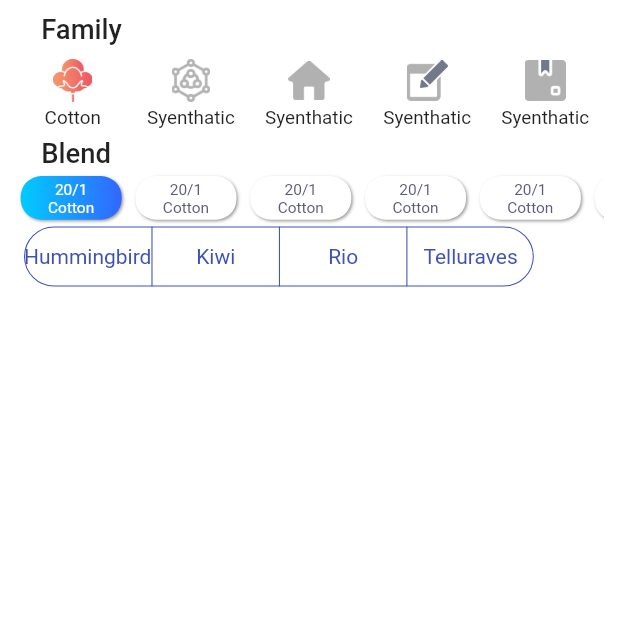
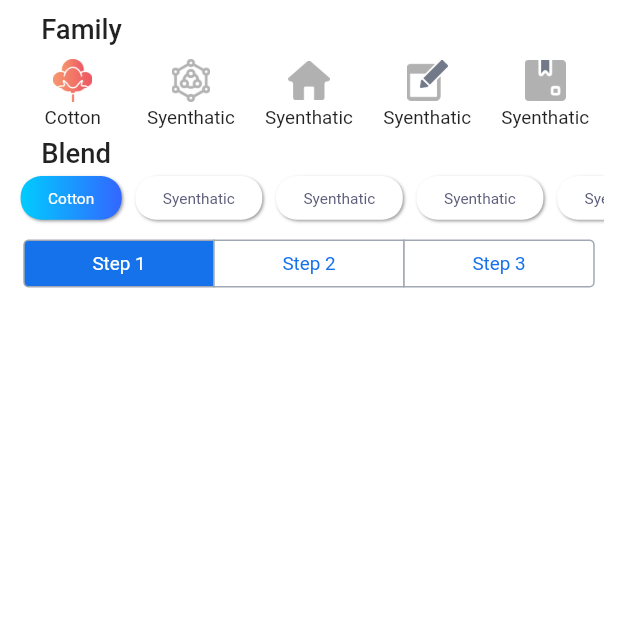
Before and after one commit to ibrarHussain87/ygapp, a Flutter app: the SpinningPostAdPage screen opened directly, on a phone screen of 412 x 824 dp, the top half of it. Run offline on Flutter 3.47's test engine with Material 2 defaults, Android fonts, the phone set to English and light mode, and no system bars; drawn by our look-alikes of material_segmented_control; our stand-ins replace flutter_rating_bar, flutter_screenutil, flutter_speed_dial.

Commit message:
Steps widget added

```diff
--- a/lib/pages/local_market_pages/fiber_page.dart
+++ b/lib/pages/local_market_pages/fiber_page.dart
@@ -23,12 +23,6 @@ class _FiberPageState extends State<FiberPage> {
   Widget build(BuildContext context) {
     return Scaffold(
       backgroundColor: Colors.white,
-      floatingActionButton: FloatingActionButton(
-        onPressed: () {
-
-        },
-        child: const Icon(Icons.add),
-      ),
       body: bodyContent(),
     );
   }
--- /dev/null
+++ b/lib/pages/post_ad_pages/component/specification_body.dart
@@ -0,0 +1,20 @@
+import 'package:flutter/cupertino.dart';
+import 'package:flutter/material.dart';
+import 'package:yg_app/model/response/family_data.dart';
+
+class SpecificationComponent extends StatefulWidget {
+
+  List<FamilyData>? listdata;
+
+  SpecificationComponent({Key? key,required this.listdata}) : super(key: key);
+
+  @override
+  _SpecificationComponentState createState() => _SpecificationComponentState();
+}
+
+class _SpecificationComponentState extends State<SpecificationComponent> {
+  @override
+  Widget build(BuildContext context) {
+    return Container();
+  }
+}
--- a/lib/pages/post_ad_pages/spinning_post_ad.dart
+++ b/lib/pages/post_ad_pages/spinning_post_ad.dart
@@ -1,12 +1,14 @@
 import 'package:flutter/cupertino.dart';
 import 'package:flutter/material.dart';
 import 'package:flutter_screenutil/flutter_screenutil.dart';
-import 'package:material_segmented_control/material_segmented_control.dart';
 import 'package:yg_app/model/response/family_data.dart';
-import 'package:yg_app/utils/colors.dart';
+import 'package:yg_app/pages/main_page.dart';
+import 'package:yg_app/pages/main_pages/home_page.dart';
 import 'package:yg_app/utils/images.dart';
 import 'package:yg_app/utils/strings.dart';
-
+import 'package:yg_app/widgets/grid_widget.dart';
+import 'package:yg_app/widgets/list_widget_colored.dart';
+import 'package:yg_app/widgets/steps_segments.dart';
 
 class SpinningPostAdPage extends StatefulWidget {
   const SpinningPostAdPage(
@@ -20,7 +22,8 @@ class SpinningPostAdPage extends StatefulWidget {
 }
 
 class _SpinningPostAdPageState extends State<SpinningPostAdPage> {
-  List<dynamic> familyList = <dynamic>[
+  Map<int,String> stepsMap = {1: 'Step 1', 2:'Step 2',3: 'Step 3'};
+  List<FamilyData> familyList = <FamilyData>[
     FamilyData(AppImages.cottonImage, AppImages.cottonGreyImage, 'Cotton'),
     FamilyData(
         AppImages.syentheticIcon, AppImages.syentheticGreyIcon, 'Syenthatic'),
@@ -29,15 +32,9 @@ class _SpinningPostAdPageState extends State<SpinningPostAdPage> {
     FamilyData(
         AppImages.ygServicesIcon, AppImages.ygServicesGreyIcon, 'Syenthatic')
   ];
-  int checkedIndex = 0;
-  int checkCardIndex = 0;
 
-  Map<int, Widget> _children = {
-    0: Text('Hummingbird'),
-    1: Text('Kiwi'),
-    2: Text('Rio'),
-    3: Text('Telluraves')
-  };
+
+
 
   @override
   Widget build(BuildContext context) {
@@ -66,14 +63,10 @@ class _SpinningPostAdPageState extends State<SpinningPostAdPage> {
               ),
               Padding(
                 padding: EdgeInsets.only(top: 8.w, left: 8.w, right: 8.w),
-                child: GridView.builder(
-                  physics: NeverScrollableScrollPhysics(),
-                  shrinkWrap: true,
-                  gridDelegate: SliverGridDelegateWithFixedCrossAxisCount(
-                      crossAxisCount: 5, childAspectRatio: 3 / 2),
-                  itemCount: familyList.length,
-                  itemBuilder: (context, index) {
-                    return buildGrid(index);
+                child: GridWidet(
+                  familyList: familyList,
+                  callback: (index) {
+                    print(familyList[index]);
                   },
                 ),
               ),
@@ -88,112 +81,34 @@ class _SpinningPostAdPageState extends State<SpinningPostAdPage> {
                 ),
               ),
               Padding(
-                padding: EdgeInsets.only(  left: 8.w, right: 8.w),
+                padding: EdgeInsets.only(left: 8.w, right: 8.w),
                 child: SizedBox(
                   height: 32.h,
-                  child: ListView.builder(
-                    itemCount: 10,
-                    shrinkWrap: true,
-                    scrollDirection: Axis.horizontal,
-                    itemBuilder: (context, index) {
-                      return buildCardTile(index);
-                    },
+                  child: ListViewWidgetColored(
+                    //just for dummy
+                    listItems: familyList,
+                    callback: (index) {},
                   ),
                 ),
               ),
-              MaterialSegmentedControl(children: _children)
+              Padding(
+                padding: EdgeInsets.only(top: 8.w),
+                child: PreferredSize(
+                  preferredSize: Size(double.maxFinite, 48),
+                  child: Row(
+                    children: [
+                      StepsSegmentWidget(
+                        stepsCallback: (value) {},
+                        stepsMapping: stepsMap,
+                      )
+                    ],
+                  ),
+                ),
+              ),
             ],
           ),
         ),
       ),
     );
   }
-
-  Widget buildGrid(int index) {
-    bool checked = index == checkedIndex;
-    return GestureDetector(
-      onTap: () {
-        setState(() {
-          checkedIndex = index;
-        });
-      },
-      child: Column(
-        children: [
-          Container(
-            child: Column(
-              children: [
-                Image.asset(
-                  checked
-                      ? familyList[index].imageUrl
-                      : familyList[index].unselectedImage,
-                  height: 24.h,
-                  width: 24.w,
-                ),
-                SizedBox(
-                  height: 2.h,
-                ),
-                Text(
-                  familyList[index].familyName,
-                  style: TextStyle(
-                    fontSize: 11.sp,
-                  ),
-                ),
-              ],
-            ),
-          )
-        ],
-      ),
-    );
-  }
-  Widget buildCardTile(int index) {
-    bool checkedCard = index == checkCardIndex;
-    return GestureDetector(
-      onTap: () {
-        setState(() {
-          checkCardIndex = index;
-        });
-      },
-      child: Padding(
-        padding: EdgeInsets.all(4.w),
-        child: Container(
-          decoration: BoxDecoration(
-            borderRadius: BorderRadius.all(Radius.circular(12.w)),
-            boxShadow: [
-              BoxShadow(
-                color: Colors.grey,
-                blurRadius: 1.0,
-                spreadRadius: 0.0,
-                offset: Offset(1.0, 1.0), // shadow direction: bottom right
-              )
-            ],
-            gradient: LinearGradient(
-                colors: [
-                  checkedCard ? const Color(0xFF00CCFF) : Colors.white,
-                  checkedCard ? const Color(0xFF3366FF) : Colors.white,
-                ],
-                begin: const FractionalOffset(0.0, 0.0),
-                end: const FractionalOffset(1.0, 0.0),
-                stops: [0.0, 1.0],
-                tileMode: TileMode.clamp),
-          ),
-          child: Center(
-            child: Padding(
-              padding: EdgeInsets.only(left: 16.w, right: 16.w),
-              child: Align(
-                alignment: Alignment.center,
-                child: Text(
-                  "20/1\nCotton",
-                  textAlign: TextAlign.center,
-                  style: TextStyle(
-                      fontSize: 9.sp,
-                      color: checkedCard ? Colors.white : AppColors.textColorGrey,
-                      fontWeight: FontWeight.w400),
-                ),
-              ),
-            ),
-          ),
-        ),
-      ),
-    );
-  }
 }
--- /dev/null
+++ b/lib/widgets/grid_widget.dart
@@ -0,0 +1,74 @@
+import 'package:flutter/cupertino.dart';
+import 'package:flutter_screenutil/flutter_screenutil.dart';
+import 'package:yg_app/model/response/family_data.dart';
+
+class GridWidet extends StatefulWidget {
+
+  List<FamilyData>? familyList;
+  Function? callback;
+
+  GridWidet(
+      {Key? key, required this.familyList,required this.callback})
+      : super(key: key);
+
+
+  @override
+  _GridWidetState createState() => _GridWidetState();
+}
+
+class _GridWidetState extends State<GridWidet> {
+  int checkedFamily = 0;
+
+  @override
+  Widget build(BuildContext context) {
+    return GridView.builder(
+      physics: NeverScrollableScrollPhysics(),
+      shrinkWrap: true,
+      gridDelegate: const SliverGridDelegateWithFixedCrossAxisCount(
+          crossAxisCount: 5, childAspectRatio: 3 / 2),
+      itemCount: widget.familyList!.length,
+      itemBuilder: (context, index) {
+        return buildGrid(index);
+      },
+    );
+  }
+
+  Widget buildGrid(int index) {
+    bool checked = index == checkedFamily;
+    return GestureDetector(
+      onTap: () {
+        setState(() {
+          checkedFamily = index;
+        });
+        widget.callback!(index);
+
+      },
+      child: Column(
+        children: [
+          Container(
+            child: Column(
+              children: [
+                Image.asset(
+                  checked
+                      ? widget.familyList![index].imageUrl
+                      : widget.familyList![index].unselectedImage,
+                  height: 24.h,
+                  width: 24.w,
+                ),
+                SizedBox(
+                  height: 2.h,
+                ),
+                Text(
+                  widget.familyList![index].familyName,
+                  style: TextStyle(
+                    fontSize: 11.sp,
+                  ),
+                ),
+              ],
+            ),
+          )
+        ],
+      ),
+    );
+  }
+}
--- /dev/null
+++ b/lib/widgets/list_widget_colored.dart
@@ -0,0 +1,87 @@
+import 'package:flutter/cupertino.dart';
+import 'package:flutter/material.dart';
+import 'package:flutter_screenutil/flutter_screenutil.dart';
+import 'package:yg_app/model/response/family_data.dart';
+import 'package:yg_app/utils/colors.dart';
+
+class ListViewWidgetColored extends StatefulWidget {
+
+  List<FamilyData>? listItems;
+  Function? callback;
+
+  ListViewWidgetColored({Key? key,required this.listItems,required this.callback}) : super(key: key);
+
+  @override
+  _ListViewWidgetColoredState createState() => _ListViewWidgetColoredState();
+}
+
+class _ListViewWidgetColoredState extends State<ListViewWidgetColored> {
+
+  int checkCardIndex = 0;
+
+  @override
+  Widget build(BuildContext context) {
+    return ListView.builder(
+      itemCount: widget.listItems!.length,
+      shrinkWrap: true,
+      scrollDirection: Axis.horizontal,
+      itemBuilder: (context, index) {
+        return buildCardTile(index);
+      },
+    );
+  }
+
+  Widget buildCardTile(int index) {
+    bool checkedCard = index == checkCardIndex;
+    return GestureDetector(
+      onTap: () {
+        setState(() {
+          checkCardIndex = index;
+        });
+
+        widget.callback!(index);
+      },
+      child: Padding(
+        padding: EdgeInsets.all(4.w),
+        child: Container(
+          decoration: BoxDecoration(
+            borderRadius: BorderRadius.all(Radius.circular(12.w)),
+            boxShadow: [
+              BoxShadow(
+                color: Colors.grey,
+                blurRadius: 1.0,
+                spreadRadius: 0.0,
+                offset: Offset(1.0, 1.0), // shadow direction: bottom right
+              )
+            ],
+            gradient: LinearGradient(
+                colors: [
+                  checkedCard ? const Color(0xFF00CCFF) : Colors.white,
+                  checkedCard ? const Color(0xFF3366FF) : Colors.white,
+                ],
+                begin: const FractionalOffset(0.0, 0.0),
+                end: const FractionalOffset(1.0, 0.0),
+                stops: [0.0, 1.0],
+                tileMode: TileMode.clamp),
+          ),
+          child: Center(
+            child: Padding(
+              padding: EdgeInsets.only(left: 16.w, right: 16.w),
+              child: Align(
+                alignment: Alignment.center,
+                child: Text(
+                  widget.listItems![index].familyName,
+                  textAlign: TextAlign.center,
+                  style: TextStyle(
+                      fontSize: 9.sp,
+                      color: checkedCard ? Colors.white : AppColors.textColorGrey,
+                      fontWeight: FontWeight.w400),
+                ),
+              ),
+            ),
+          ),
+        ),
+      ),
+    );
+  }
+}
--- /dev/null
+++ b/lib/widgets/steps_segments.dart
@@ -0,0 +1,81 @@
+import 'package:flutter/cupertino.dart';
+import 'package:flutter/material.dart';
+import 'package:flutter_screenutil/flutter_screenutil.dart';
+import 'package:yg_app/utils/colors.dart';
+
+class StepsSegmentWidget extends StatefulWidget {
+
+  Function? stepsCallback;
+  Map<int, String>? stepsMapping;
+
+  StepsSegmentWidget(
+      {Key? key, required this.stepsCallback, required this.stepsMapping})
+      : super(key: key);
+
+  @override
+  _StepsSegmentWidgetState createState() => _StepsSegmentWidgetState();
+}
+
+class _StepsSegmentWidgetState extends State<StepsSegmentWidget> {
+  String? selectedValue = "1";
+
+  @override
+  Widget build(BuildContext context) {
+    return Expanded(
+      child: CupertinoSegmentedControl(
+        borderColor: AppColors.textColorGreyLight,
+        selectedColor: AppColors.lightBlueTabs,
+        groupValue: selectedValue,
+        pressedColor: AppColors.lightBlueTabs,
+        children: {
+          "1": Container(
+
+            padding: EdgeInsets.all(8),
+            child: Text(
+              "Step 1",
+              style: TextStyle(
+                fontSize: 11.sp,
+                color: selectedValue == "1" ? Colors.white : AppColors
+                    .lightBlueTabs,
+
+              ),
+            ),
+          ),
+          "2": Container(
+
+            padding: EdgeInsets.all(8),
+            child: Text(
+              "Step 2",
+              style: TextStyle(
+                fontSize: 11.sp,
+                color: selectedValue == "2" ? Colors.white : AppColors
+                    .lightBlueTabs,
+
+              ),
+            ),
+          ),
+          "3": Container(
+            padding: EdgeInsets.all(8),
+            child: Text(
+              "Step 3",
+              style: TextStyle(
+                fontSize: 11.sp,
+                color: selectedValue == "3" ? Colors.white : AppColors
+                    .lightBlueTabs,
+
+              ),
+            ),
+          ),
+        },
+        onValueChanged: (value) {
+          setState(() {
+            selectedValue = value as String?;
+          });
+          widget.stepsCallback!(value);
+          print(value);
+        },
+      ),
+    );
+  }
+
+}
```
